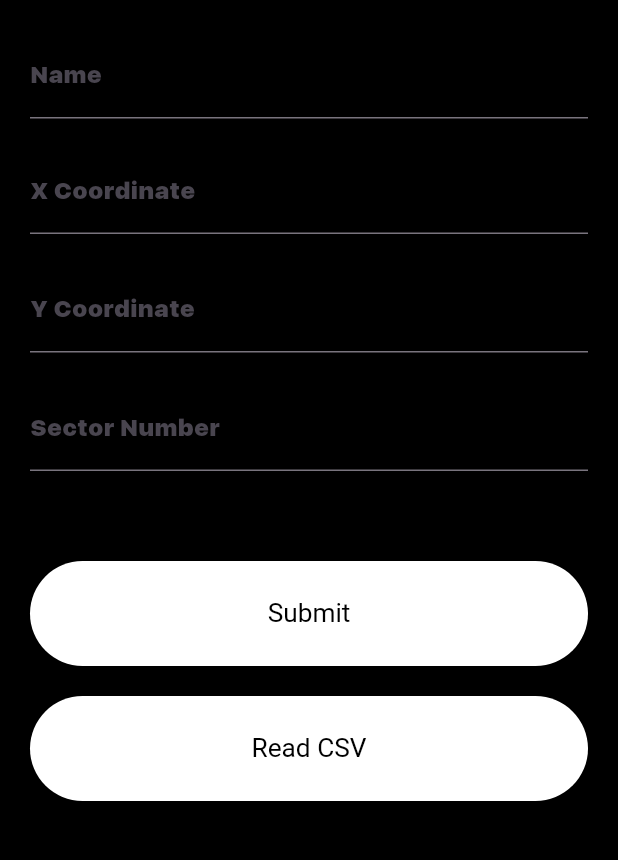
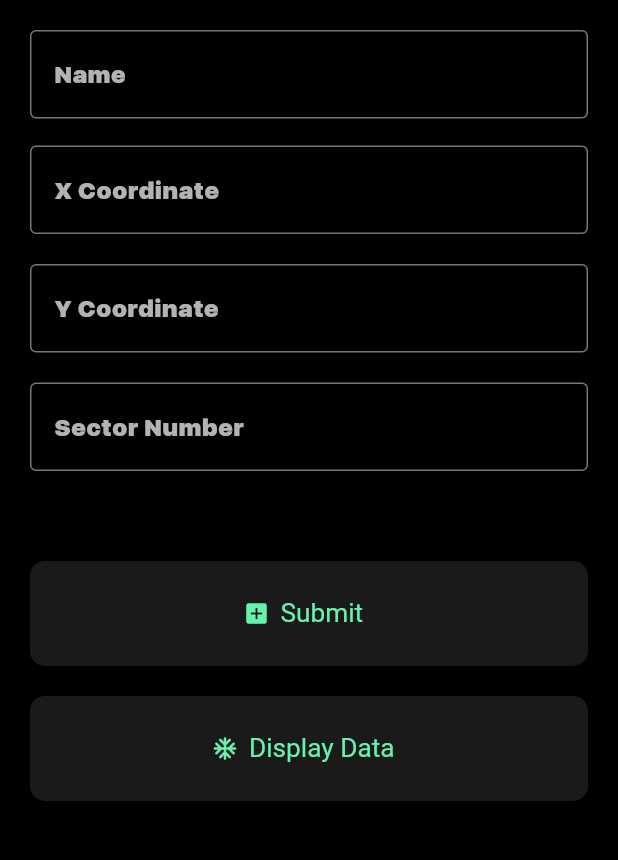
Before and after one commit to ThePala/farmbuddy, a Flutter app: the screen it shows after launch, on a phone screen of 412 x 824 dp, the part 84-944 px from its top. Run offline on Flutter 3.47's test engine with Material 3 defaults, Android fonts, the phone set to English and light mode, and no system bars; our stand-ins replace csv; project files that could hold a hidden picture were left out.

Commit message:
Design Changes to Buttons and Labels

```diff
--- a/lib/main.dart
+++ b/lib/main.dart
@@ -2,13 +2,10 @@ import 'package:farmbuddy/read.dart';
 import 'package:flutter/material.dart';
 import 'package:path_provider/path_provider.dart';
 import 'dart:io';
-import 'package:csv/csv.dart';
+
 
 
 class MyApp extends StatelessWidget {
-
-
-
   @override
   Widget build(BuildContext context) {
     return MaterialApp(
@@ -28,8 +25,10 @@ class MyApp extends StatelessWidget {
             fontSize: 25.0,
           ),
         ),
-        inputDecorationTheme: InputDecorationTheme(
-          floatingLabelStyle: TextStyle(color: Colors.white38),
+        inputDecorationTheme: const InputDecorationTheme(
+          border: OutlineInputBorder(),
+          labelStyle: TextStyle(color: Colors.white70),
+          floatingLabelStyle: TextStyle(color: Colors.white70),
         ),
       ),
       home: Scaffold(
@@ -56,12 +55,17 @@ class _InputPageState extends State<InputPage> {
   final ButtonStyle _bStyle = ButtonStyle(
     minimumSize: MaterialStateProperty.all<Size>(const Size(200, 70)), // Define the minimum size of the button
     maximumSize: MaterialStateProperty.all<Size>(const Size(300, 70)),
-    backgroundColor: MaterialStateProperty.all<Color>(Colors.white),
-    foregroundColor: MaterialStateProperty.all<Color>(Colors.black),
+    backgroundColor: MaterialStateProperty.all<Color>(Colors.white10),
+    foregroundColor: MaterialStateProperty.all<Color>(Colors.greenAccent),
     textStyle: MaterialStateProperty.all<TextStyle>(
       const TextStyle(fontSize: 17.5),
     ),
-  );
+      shape: MaterialStateProperty.all<RoundedRectangleBorder>(
+        RoundedRectangleBorder(
+          borderRadius: BorderRadius.circular(10.0), // Adjust the value for desired roundness
+        ),
+      )
+      );
 
   Future<void> _submitData() async {
     try {
@@ -108,16 +112,14 @@ class _InputPageState extends State<InputPage> {
       ),
       body: SingleChildScrollView(
         child: Padding(
-          padding: EdgeInsets.all(20.0),
+          padding: const EdgeInsets.all(20.0),
           child: Column(
             crossAxisAlignment: CrossAxisAlignment.stretch,
             children: [
               TextField(
                 controller: nameController,
-                decoration: const InputDecoration(
+                decoration:  const InputDecoration(
                   labelText: 'Name',
-                  // Set text style for the input text
-                  hintStyle: TextStyle(color: Colors.white),
                   // Set cursor color
                   focusedBorder: OutlineInputBorder(
                     borderSide: BorderSide(color: Colors.green),
@@ -125,13 +127,11 @@ class _InputPageState extends State<InputPage> {
                 ),
                 style: _wTextStyle,
               ),
-              SizedBox(height: 18.0),
+              const SizedBox(height: 18.0),
               TextField(
                 controller: xCoordinateController,
-                decoration: const InputDecoration(
+                decoration:  const InputDecoration(
                   labelText: 'X Coordinate',floatingLabelAlignment: FloatingLabelAlignment.center,
-                  // Set text style for the input text
-                  hintStyle: TextStyle(color: Colors.white),
                   // Set cursor color
                   focusedBorder: OutlineInputBorder(
                     borderSide: BorderSide(color: Colors.green),
@@ -140,13 +140,11 @@ class _InputPageState extends State<InputPage> {
                 keyboardType: TextInputType.number,
                 style: _wTextStyle,
               ),
-              SizedBox(height: 20.0),
+              const SizedBox(height: 20.0),
               TextField(
                 controller: yCoordinateController,
-                decoration: const InputDecoration(
+                decoration:  const InputDecoration(
                   labelText: 'Y Coordinate',floatingLabelAlignment: FloatingLabelAlignment.center,
-                  // Set text style for the input text
-                  hintStyle: TextStyle(color: Colors.white),
                   // Set cursor color
                   focusedBorder: OutlineInputBorder(
                     borderSide: BorderSide(color: Colors.green),
@@ -155,13 +153,11 @@ class _InputPageState extends State<InputPage> {
                 keyboardType: TextInputType.number,
                 style: _wTextStyle,
               ),
-              SizedBox(height: 20.0),
+              const SizedBox(height: 20.0),
               TextField(
                 controller: sectorNumberController,
-                decoration: const InputDecoration(
+                decoration:  const InputDecoration(
                   labelText: 'Sector Number',floatingLabelAlignment: FloatingLabelAlignment.center,
-                  // Set text style for the input text
-                  hintStyle: TextStyle(color: Colors.white),
                   // Set cursor color
                   focusedBorder: OutlineInputBorder(
                     borderSide: BorderSide(color: Colors.green),
@@ -170,21 +166,23 @@ class _InputPageState extends State<InputPage> {
                 keyboardType: TextInputType.number,
                 style: _wTextStyle,
               ),
-              SizedBox(height: 60.0),
-              ElevatedButton(
+              const SizedBox(height: 60.0),
+              ElevatedButton.icon(
+                icon: const Icon(Icons.add_box),
                 onPressed: _submitData,
-                child: Text('Submit'),
                 style: _bStyle,
+                label: const Text('Submit'),
               ),
-              SizedBox(height: 20.0),
-              ElevatedButton(style: _bStyle,
+              const SizedBox(height: 20.0),
+              ElevatedButton.icon(style: _bStyle,
                   onPressed: (){
                 Navigator.push(
                   context,
                   MaterialPageRoute(builder: (context) => CsvReaderPage()),
                 );
               },
-                  child: Text("Read CSV")
+                  icon: const Icon(Icons.ac_unit_rounded),
+                  label: const Text("Display Data")
             ),
             ],
           ),
--- a/lib/read.dart
+++ b/lib/read.dart
@@ -1,9 +1,8 @@
 import 'package:flutter/material.dart';
 import 'dart:io';
-import 'package:flutter/services.dart' show rootBundle;
+//import 'package:flutter/services.dart' show rootBundle;
 import 'package:csv/csv.dart';
 import 'package:path_provider/path_provider.dart';
-import 'package:farmbuddy/triad.dart';
 
 class CsvReaderPage extends StatefulWidget {
   @override
@@ -56,8 +55,8 @@ class _CsvReaderPageState extends State<CsvReaderPage> {
   }
   //COLOR STYLES FOR THIS PAGE
 
-  final TextStyle _wTextStyle = TextStyle(color: Colors.white, fontSize: 18.0);
-  final TextStyle _headStyle = TextStyle(color: Colors.white, fontSize: 24.0,fontWeight: FontWeight.w700);
+  final TextStyle _wTextStyle = const TextStyle(color: Colors.white, fontSize: 18.0);
+  final TextStyle _headStyle = const TextStyle(color: Colors.white, fontSize: 24.0,fontWeight: FontWeight.w700);
   @override
   Widget build(BuildContext context) {
     return Scaffold(
```
